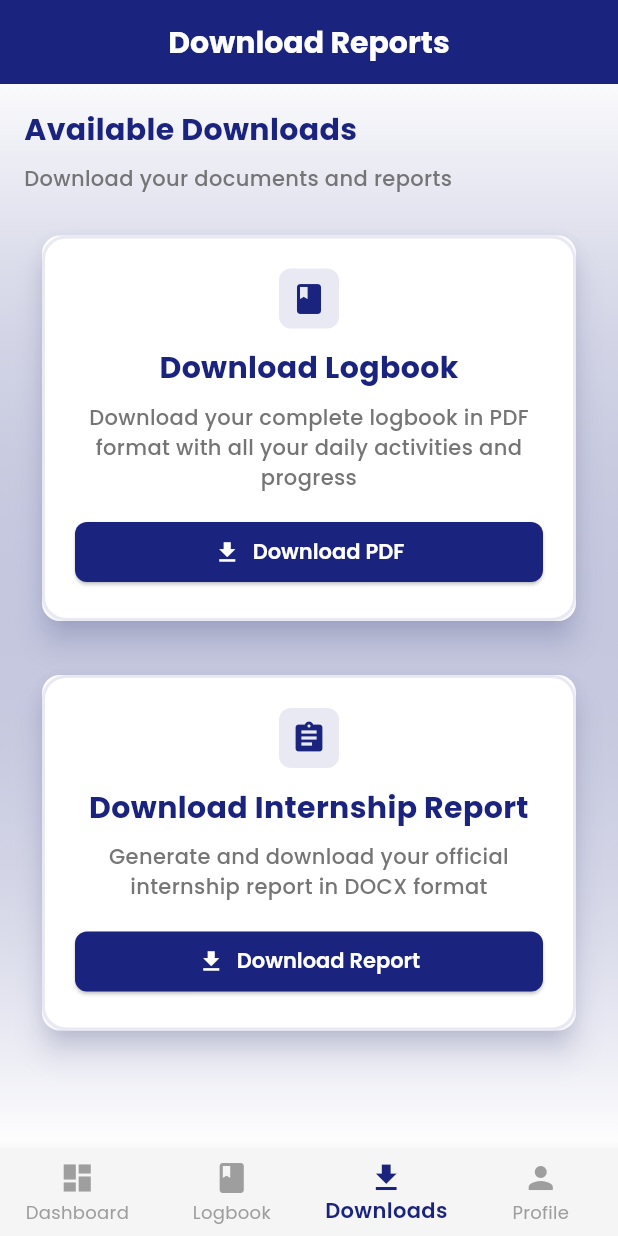
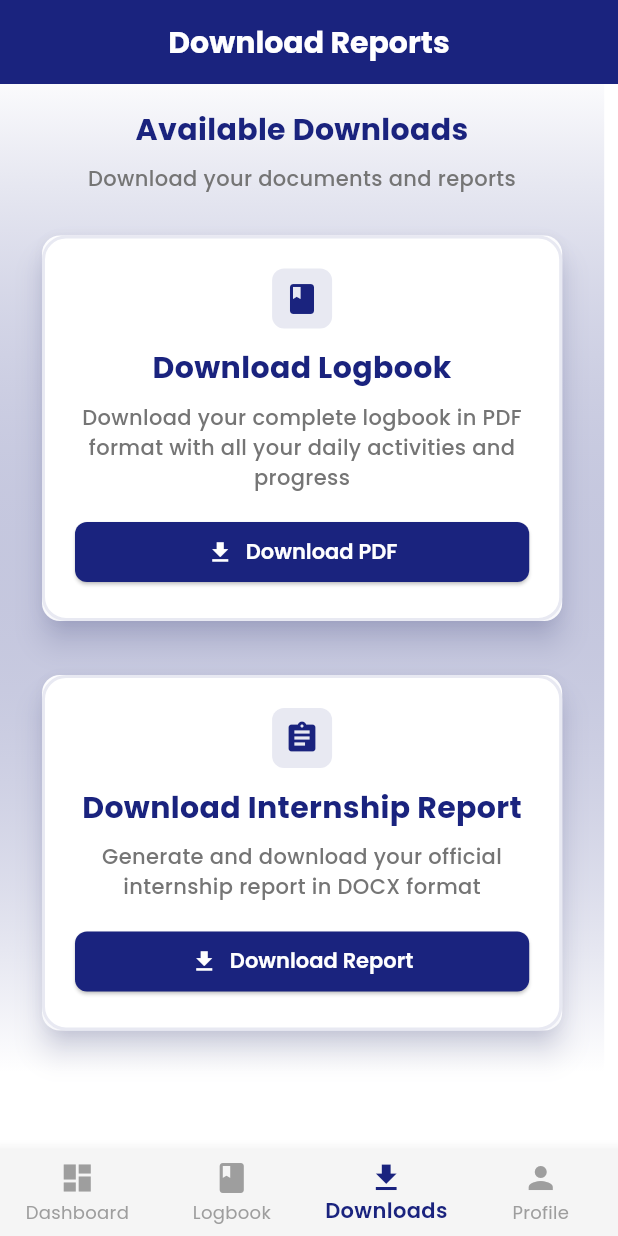
Before and after one commit to Akumbom-Wesley/internlog-mobile, a Flutter app: the DownloadsScreen screen opened by its route, on a phone screen of 412 x 824 dp. Run offline on Flutter 3.47's test engine with Material 3 defaults, Android fonts, the phone set to English and light mode, and no system bars; our stand-ins replace cached_network_image, dio, flutter_animate, flutter_riverpod, flutter_secure_storage, go_router and 4 more; accounts and stored records are empty.

Commit message:
fix: overflow on download screen

```diff
--- a/lib/features/student/presentation/screens/downloads_screen.dart
+++ b/lib/features/student/presentation/screens/downloads_screen.dart
@@ -135,22 +135,28 @@ class _DownloadsScreenState extends State<DownloadsScreen> {
       ),
       body: Container(
         decoration: BoxDecoration(gradient: AppDecorations.backgroundGradient),
-        child: Padding(
+        child: SingleChildScrollView( // Add this to handle overflow
           padding: const EdgeInsets.all(AppConstants.itemPadding),
           child: Column(
-            crossAxisAlignment: CrossAxisAlignment.start,
+            crossAxisAlignment: CrossAxisAlignment.center, // Center content horizontally
             children: [
               Text(
                 'Available Downloads',
                 style: AppTypography.headline,
+                textAlign: TextAlign.center, // Center the text
               ),
               const SizedBox(height: 8),
               Text(
                 'Download your documents and reports',
                 style: AppTypography.subtitle.copyWith(color: Colors.grey[600]),
+                textAlign: TextAlign.center, // Center the text
               ),
               const SizedBox(height: AppConstants.sectionSpacing),
-              _buildDownloadCard(
+              ConstrainedBox( // Constrain card width
+                constraints: BoxConstraints(
+                  maxWidth: MediaQuery.of(context).size.width * 0.9,
+                ),
+                child: _buildDownloadCard(
                   title: 'Download Logbook',
                   description: 'Download your complete logbook in PDF format with all your daily activities and progress',
                   icon: Icons.book,
@@ -159,8 +165,13 @@ class _DownloadsScreenState extends State<DownloadsScreen> {
                   fileNamePrefix: 'logbook',
                   fileExtension: 'pdf',
                 ),
+              ),
               const SizedBox(height: AppConstants.itemSpacing),
-              _buildDownloadCard(
+              ConstrainedBox( // Constrain card width
+                constraints: BoxConstraints(
+                  maxWidth: MediaQuery.of(context).size.width * 0.9,
+                ),
+                child: _buildDownloadCard(
                   title: 'Download Internship Report',
                   description: 'Generate and download your official internship report in DOCX format',
                   icon: Icons.assignment,
@@ -168,6 +179,7 @@ class _DownloadsScreenState extends State<DownloadsScreen> {
                   fileUrl: '${_baseUrl}/api/internships/',
                   fileNamePrefix: 'internship_report',
                   fileExtension: 'docx',
+                ),
               ),
             ],
           ),
@@ -199,6 +211,7 @@ class _DownloadsScreenState extends State<DownloadsScreen> {
         decoration: AppDecorations.card,
         child: Padding(
           padding: const EdgeInsets.all(AppConstants.cardPadding),
+          child: SingleChildScrollView(
             child: Column(
               children: [
                 Container(
@@ -283,6 +296,7 @@ class _DownloadsScreenState extends State<DownloadsScreen> {
             ),
           ),
         ),
+      ),
     );
   }
 }
```
Lines whose indentation alone changed are shown as unchanged.
